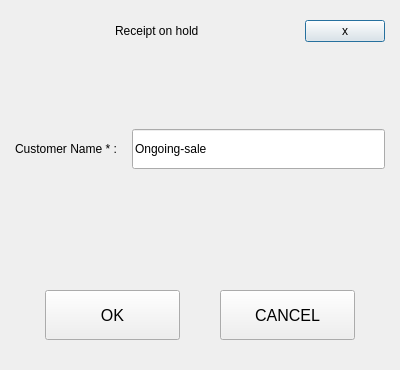
Qt form Project/ui/hold_sales.ui (Selvam-T/POS) before a commit.
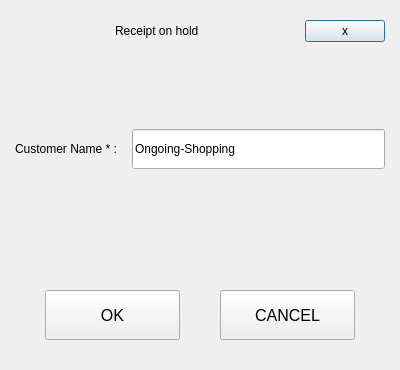
The same form after that commit.

```diff
--- a/Project/ui/hold_sales.ui
+++ b/Project/ui/hold_sales.ui
@@ -157,7 +157,7 @@
         <enum>Qt::StrongFocus</enum>
        </property>
        <property name="text">
-        <string>Ongoing-sale</string>
+        <string>Ongoing-Shopping</string>
        </property>
        <property name="readOnly">
         <bool>true</bool>
```
